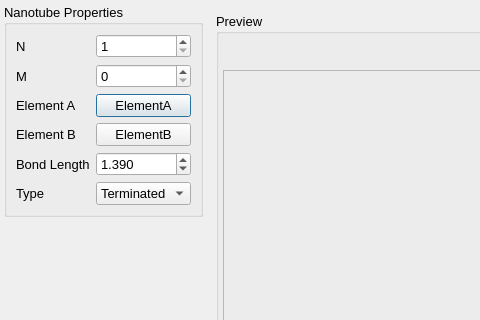
The window that src/gui/createNanotubeSpeciesDialog.ui (disorderedmaterials/dissolve) describes before a commit, drawn with Qt 5; both pictures show x 0 to 480 and y 0 to 320 of the 1227 by 790 pixel window.
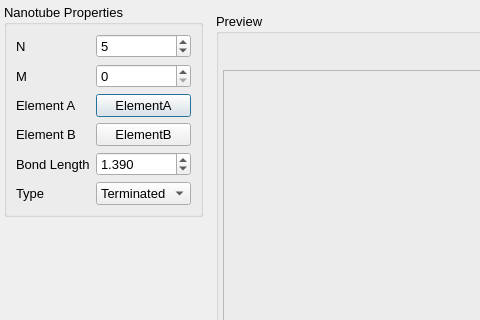
The same window after the commit. Icons and pictures are not drawn. Custom widgets are drawn as their Qt base class.

Commit message: Working sheet for all n/m.

The edit to the form file:
```diff
--- a/src/gui/createNanotubeSpeciesDialog.ui
+++ b/src/gui/createNanotubeSpeciesDialog.ui
@@ -87,6 +87,9 @@
              <property name="maximum">
               <number>1000</number>
              </property>
+             <property name="value">
+              <number>5</number>
+             </property>
             </widget>
            </item>
            <item row="2" column="0">
```
Left out of the diff: 12 changed lines with no effect on the pictures. The commit also changes 1 other file.
